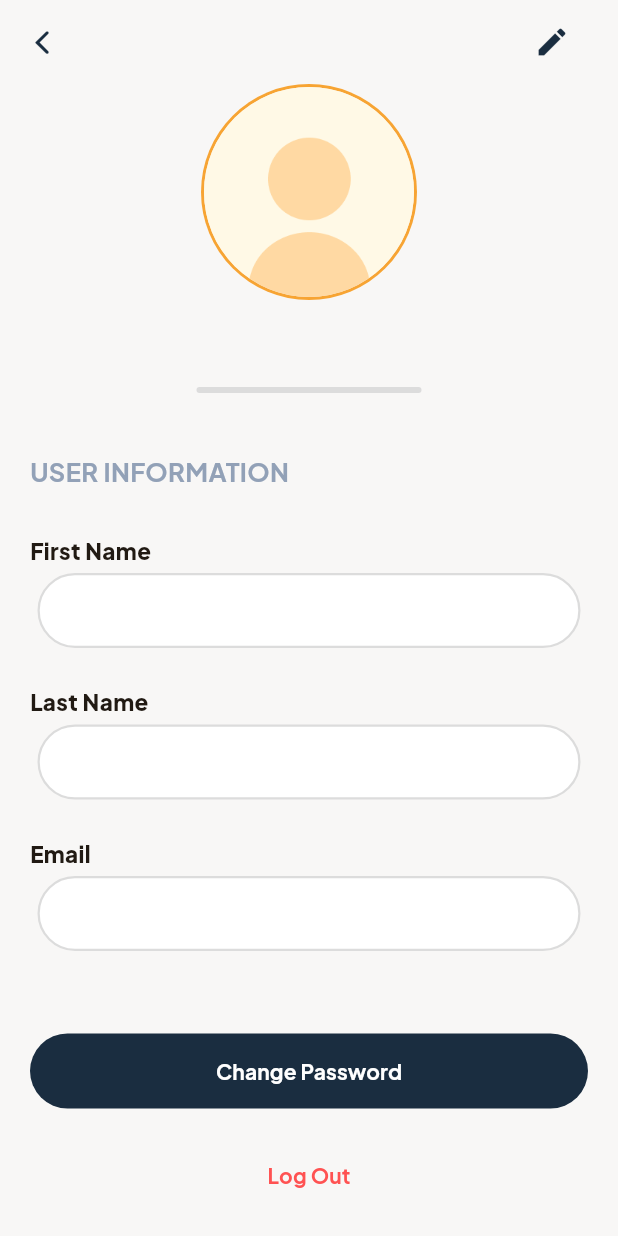
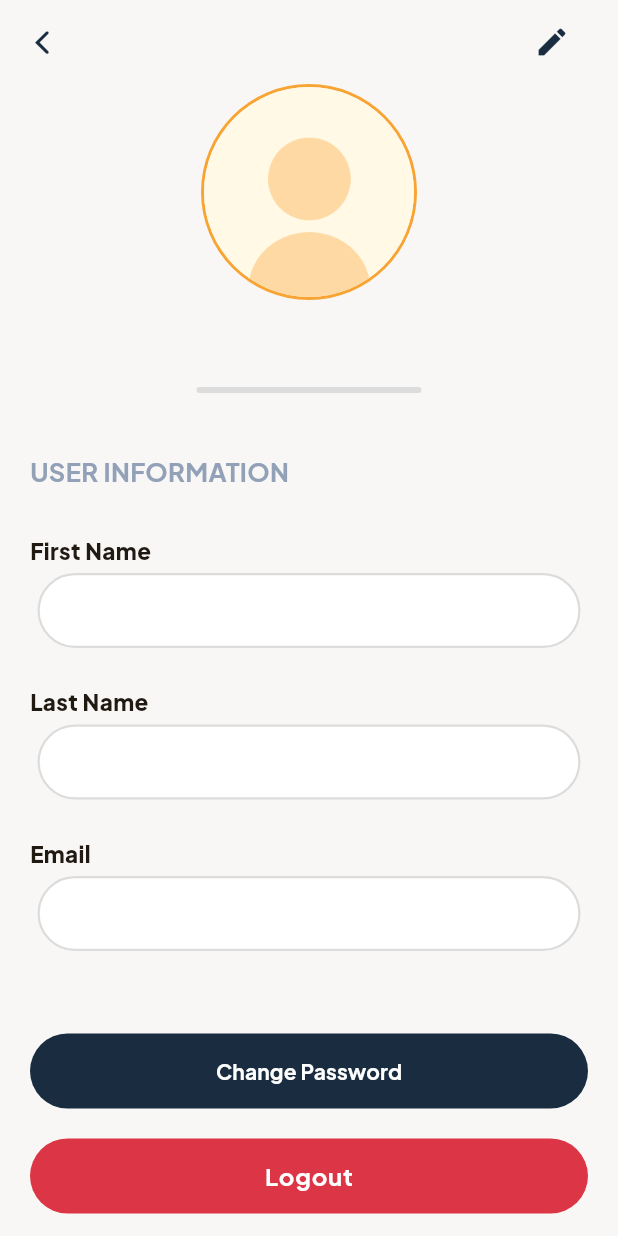
Before and after one commit to andurehhh/Petwise, a Flutter app: the UserProfileScreen screen opened by its route, on a phone screen of 412 x 824 dp. Run offline on Flutter 3.47's test engine with Material 3 defaults, Android fonts, the phone set to English and light mode, and no system bars; our stand-ins replace audioplayers, flutter_local_notifications, flutter_secure_storage, flutter_timezone, google_fonts, google_sign_in and 4 more; accounts and stored records are empty.

Commit message:
refactor: changed the color of logout button

```diff
--- a/lib/presentation/screens/user_profile_screen.dart
+++ b/lib/presentation/screens/user_profile_screen.dart
@@ -287,22 +287,33 @@ class _UserProfileScreenState extends State<UserProfileScreen> {
                                 ),
                                 const SizedBox(height: 20),
                                 Center(
-                                  child: TextButton(
-                                    onPressed: _confirmLogout,
-                                    style: TextButton.styleFrom(
-                                      foregroundColor: Colors.redAccent,
-                                      overlayColor: Colors.redAccent,
-                                      padding: const EdgeInsets.symmetric(
-                                        horizontal: 20,
-                                        vertical: 10,
+                                  child: ElevatedButton(
+                                    onPressed: () async {
+                                      await context.read<AuthProvider>().logout(
+                                        petProvider: context
+                                            .read<PetProvider>(),
+                                        activityProvider: context
+                                            .read<ActivityProvider>(),
+                                      );
+                                    },
+                                    style: ElevatedButton.styleFrom(
+                                      backgroundColor: const Color(0xffDC3545),
+                                      foregroundColor: Colors.white,
+                                      minimumSize: const Size(
+                                        double.infinity,
+                                        50,
                                       ),
+                                      shape: RoundedRectangleBorder(
+                                        borderRadius: BorderRadius.circular(25),
+                                      ),
+                                      elevation: 0,
                                     ),
                                     child: Text(
-                                      'Log Out',
+                                      'Logout',
                                       style: GoogleFonts.plusJakartaSans(
-                                        color: Colors.redAccent,
+                                        fontSize: 16,
                                         fontWeight: FontWeight.w700,
-                                        fontSize: 14,
+                                        letterSpacing: 0.5,
                                       ),
                                     ),
                                   ),
```
